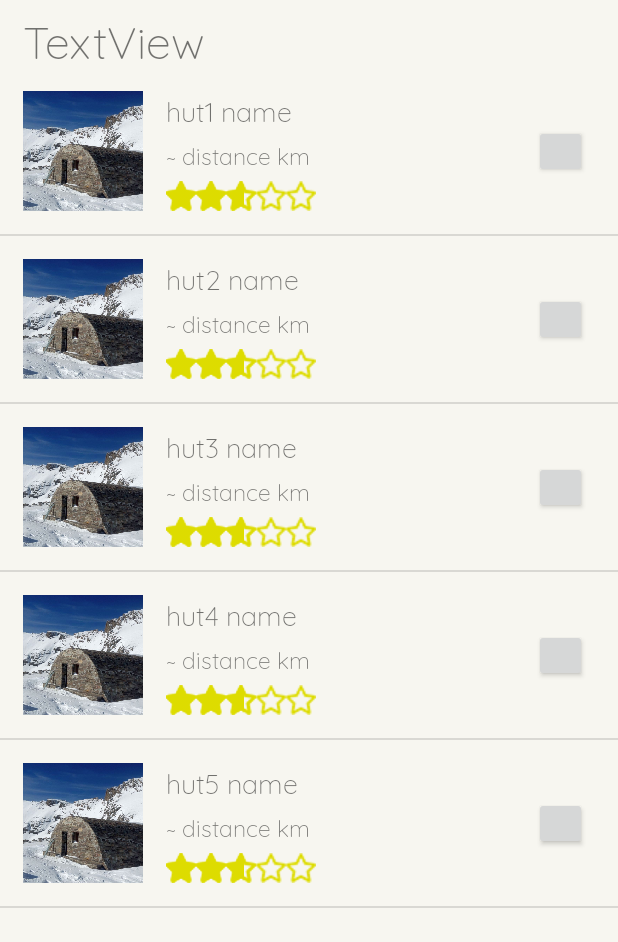
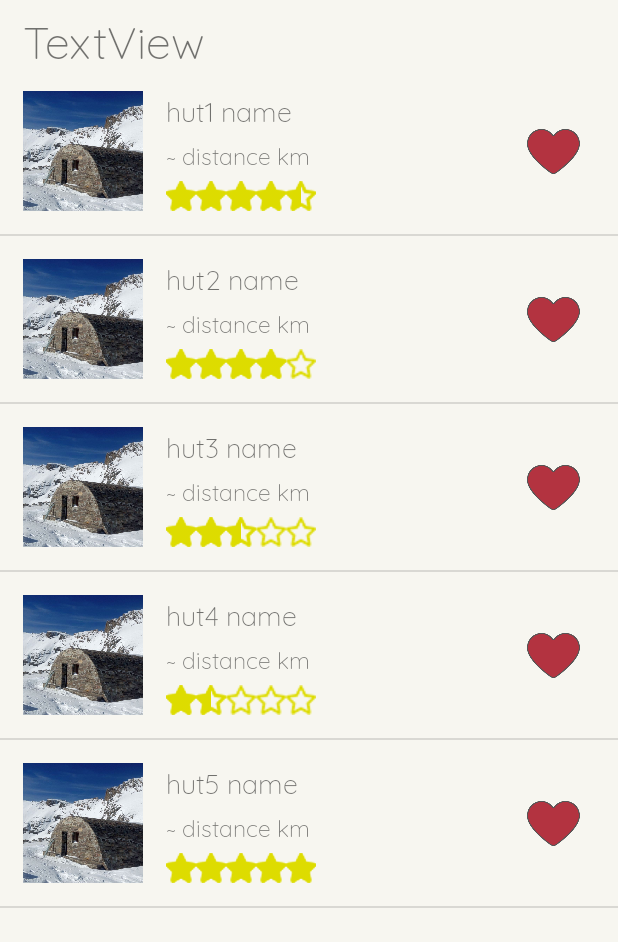
Before and after one commit to StratocasterO/openhuts, an Android app: the Favorites screen opened directly, with no data from a screen before it, on a phone screen of 412 x 824 dp, the part 90-1032 px from its top. Run offline under Robolectric (Android 15) with nearby library versions, the phone set to English and light mode, and no system bars; 1 statement that could not run was skipped.

Commit message:
icons added, fav/unfav behaviour updated, loading hut from preferences, hut page from list activity

```diff
--- a/app/src/main/java/com/omar/openhuts/Favorites.java
+++ b/app/src/main/java/com/omar/openhuts/Favorites.java
@@ -1,13 +1,17 @@
 package com.omar.openhuts;
 
 import android.content.Intent;
+import android.os.Build;
 import android.os.Bundle;
+import android.os.Debug;
 import android.util.Log;
 import android.view.View;
 import android.widget.AdapterView;
 import android.widget.Button;
 import android.widget.ListView;
 import android.widget.TextView;
+
+import androidx.annotation.RequiresApi;
 
 import com.google.android.gms.maps.model.LatLng;
 
@@ -41,37 +45,37 @@ public class Favorites extends DefaultActivity {
 
 		lv = findViewById(R.id.list);
 		lv.setAdapter(adapter);
+	}
 
-		lv.setOnItemClickListener(new AdapterView.OnItemClickListener() {
-			@Override
-			public void onItemClick(AdapterView<?> parent, View view, int position, long id) {
-
-				int id_hut = huts.get(position).getId();
-				startActivity(new Intent(Favorites.this, HutPage.class)
-						.putExtra("hut", id_hut));
-			}
-		});
+	public void hutClicked(View v){
+		int id_hut = (int) v.getTag(R.string.hut);
+		startActivity(new Intent(Favorites.this, HutPage.class)
+				.putExtra("hut", id_hut));
 	}
 
 	public void delete(View v){
 		lv = findViewById(R.id.list);
+		if (v.getBackground() != null && v.getBackground().getConstantState().equals(getResources().getDrawable(R.drawable.cor_full).getConstantState())){
+			v.setBackgroundResource(R.drawable.cor_empty);
+		} else {
+			v.setBackgroundResource(R.drawable.cor_full);
+		}
 		View item = (View) v.getParent();
 		int pos = lv.getPositionForView(item);
 		Log.d("click", "clicked on delete of item " + pos);
 
 		// TODO delete item from list
-		// TODO change heart icon to gray/red
 	}
 
 	// Lists hardcoded for testing
 	public ArrayList<HutList> getLists() {
 		ArrayList<HutList> Lists = new ArrayList<HutList>();
 
-		Lists.add(new HutList("favorites", getHuts(), 1));
-		Lists.add(new HutList("list 1", getHuts(), 2));
-		Lists.add(new HutList("list 2", getHuts(), 3));
-		Lists.add(new HutList("list 3", getHuts(), 4));
-		Lists.add(new HutList("list 4", getHuts(), 5));
+		Lists.add(new HutList("Favorites", getHuts(), 1));
+		Lists.add(new HutList("List 1", getHuts(), 2));
+		Lists.add(new HutList("List 2", getHuts(), 3));
+		Lists.add(new HutList("List 3", getHuts(), 4));
+		Lists.add(new HutList("List 4", getHuts(), 5));
 
 		return Lists;
 	}
--- a/app/src/main/java/com/omar/openhuts/HutAdapter.java
+++ b/app/src/main/java/com/omar/openhuts/HutAdapter.java
@@ -49,7 +49,9 @@ public class HutAdapter extends android.widget.BaseAdapter {
 
 		// Rating:
 		RatingBar rb = row.findViewById(R.id.rating);
-//		rb.setRating(Huts.get(index).getRating());
+		rb.setRating(Huts.get(index).getRating());
+
+		row.setTag(R.string.hut,Huts.get(index).getId());
 
 		return row;
 	}
--- a/app/src/main/java/com/omar/openhuts/HutPage.java
+++ b/app/src/main/java/com/omar/openhuts/HutPage.java
@@ -33,7 +33,7 @@ public class HutPage extends DefaultActivity {
 		settings = getSharedPreferences(prefs, 0);
 		String huts = settings.getString("huts","");
 		JSONObject jObject;
-		JSONArray jArray = null;
+		JSONArray jArray;
 		try {
 			jObject = new JSONObject(huts);
 			jArray = jObject.getJSONArray("results");
--- a/app/src/main/res/layout/list_element.xml
+++ b/app/src/main/res/layout/list_element.xml
@@ -5,7 +5,8 @@
 	android:layout_width="match_parent"
 	android:layout_height="match_parent"
 	android:background="@color/colorPrimary"
-	android:orientation="horizontal">
+	android:orientation="horizontal"
+	android:onClick="hutClicked">
 
 	<ImageView
 		android:id="@+id/photo"
@@ -58,13 +59,14 @@
 			app:layout_constraintStart_toStartOf="@+id/name"
 			app:layout_constraintTop_toBottomOf="@+id/name" />
 
-		<Button
+		<ImageButton
 			android:id="@+id/fav"
 			android:layout_width="35dp"
-			android:layout_height="35dp"
-			android:layout_marginEnd="5dp"
-			android:layout_marginRight="5dp"
+			android:layout_height="30dp"
+			android:layout_marginRight="10dp"
+			android:background="@drawable/cor_full"
 			android:onClick="delete"
+			android:scaleType="centerInside"
 			app:layout_constraintBottom_toBottomOf="parent"
 			app:layout_constraintEnd_toEndOf="parent"
 			app:layout_constraintTop_toTopOf="parent" />
--- a/app/src/main/res/values/strings.xml
+++ b/app/src/main/res/values/strings.xml
@@ -7,6 +7,7 @@
 	<string name="lists">Lists</string>
 	<string name="tac">By clicking on Register button you are agreeing to &lt;a href=http://link1/terms>Terms and Conditions&lt;/a></string>
 	<string name="server_error">Failed to connect to server</string>
+	<string name="hut">hut</string>
 
 	<!--	TODO add dynamic strings instead of harcoded strings-->
 </resources>
```
Also changed, not shown: app/src/main/java/com/omar/openhuts/Lists.java (+5 -6 lines), app/src/main/java/com/omar/openhuts/MainActivity.java (+55 -32 lines), app/src/main/java/com/omar/openhuts/Request.java (+3 -7 lines), app/src/main/res/layout/activity_main.xml (+4 -18 lines), app/src/main/res/drawable/add_fons.png (added), app/src/main/res/drawable/cor_empty.png (added), app/src/main/res/drawable/cor_full.png (added), app/src/main/res/drawable/hut_empty.png (added), app/src/main/res/drawable/hut_full.png (added), 3 other files.
